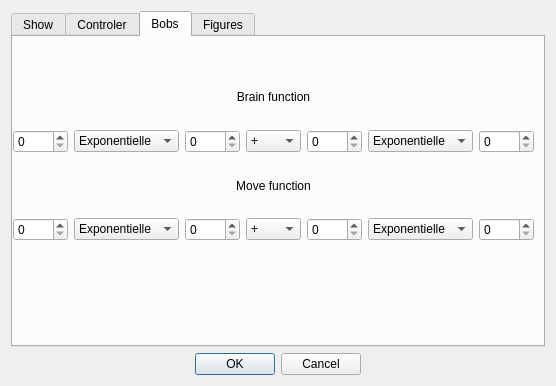
yetanotherf0rked/3a_bobbar, file view/Settings.ui: the form before one commit.
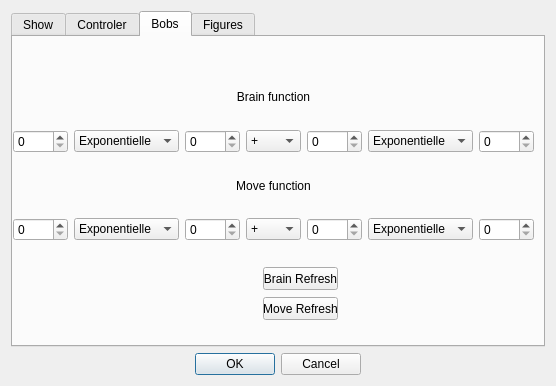
The form after the commit.

Commit message: update des labels + boutons de validations

Patch:
```diff
--- a/view/Settings.ui
+++ b/view/Settings.ui
@@ -321,6 +321,32 @@
         </item>
        </layout>
       </widget>
+      <widget class="QPushButton" name="pushButton">
+       <property name="geometry">
+        <rect>
+         <x>250</x>
+         <y>230</y>
+         <width>75</width>
+         <height>23</height>
+        </rect>
+       </property>
+       <property name="text">
+        <string>Brain Refresh</string>
+       </property>
+      </widget>
+      <widget class="QPushButton" name="pushButton_3">
+       <property name="geometry">
+        <rect>
+         <x>250</x>
+         <y>260</y>
+         <width>75</width>
+         <height>23</height>
+        </rect>
+       </property>
+       <property name="text">
+        <string>Move Refresh</string>
+       </property>
+      </widget>
      </widget>
      <widget class="QWidget" name="tab_4">
       <attribute name="title">
```
Left out of the diff: 33 changed lines with no effect on the pictures. The commit also changes 2 other files.
